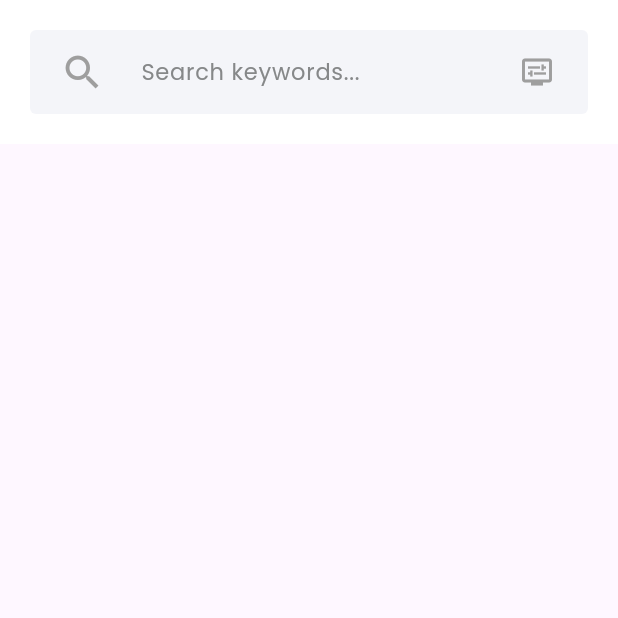
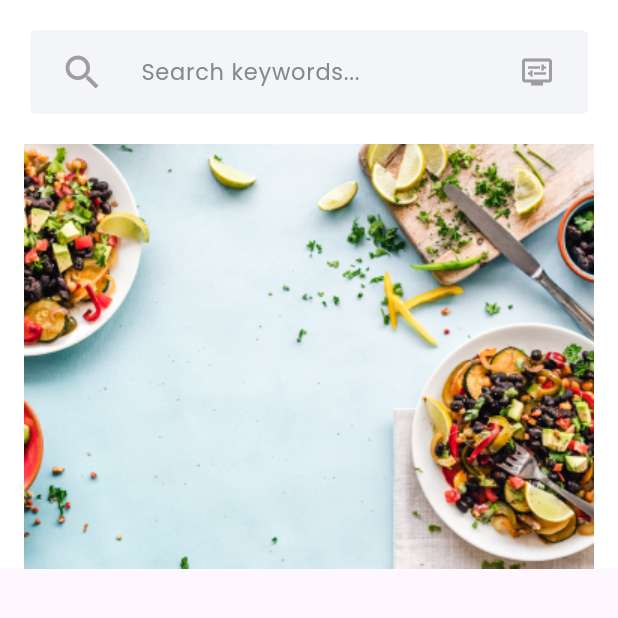
Before and after one commit to Alireza-Seif/Grocery-App, a Flutter app: the screen it shows after launch, on a phone screen of 412 x 824 dp, the top half of it. Run offline on Flutter 3.47's test engine with Material 3 defaults, Android fonts, the phone set to English and light mode, and no system bars; our stand-ins replace flutter_svg.

Commit message:
feat: Starting to make a slider banner and changing the address type of Images

```diff
--- /dev/null
+++ b/lib/constants/image_strings.dart
@@ -0,0 +1,19 @@
+// This class contains all the App Images in String formats.
+class MyImages{
+
+// Auth
+static String auth1 = 'assets/images/auth/auth1.png';
+static String auth2 = 'assets/images/auth/auth2.png';
+static String auth3 = 'assets/images/auth/auth3.png';
+
+// Splash
+static String bigCart = 'assets/images/splash/bigCart.png';
+
+static String splash1 = 'assets/images/splash/splash1.png';
+static String splash2 = 'assets/images/splash/splash2.png';
+static String splash3 = 'assets/images/splash/splash3.png';
+static String splash4 = 'assets/images/splash/splash4.png';
+
+// Banners
+static String promoBanner1 = 'assets/images/banners/promo_banner_1.png';
+}
--- a/lib/main.dart
+++ b/lib/main.dart
@@ -2,6 +2,9 @@ import 'package:flutter/material.dart';
 
 
 import 'screens/home_page.dart';
+
+
+
 
 
 
--- a/lib/screens/auth/auth_login.dart
+++ b/lib/screens/auth/auth_login.dart
@@ -4,6 +4,7 @@ import 'package:grocery/components/text_field/password_text_field.dart';
 import 'package:grocery/screens/auth/auth_sign_up.dart';
 
 import '../../components/buttons/elevated_button.dart';
+import '../../constants/image_strings.dart';
 import '../../constants/langs/app_strings.dart';
 import '../../constants/themes/app_theme.dart';
 import '../../constants/themes/colors/app_colors.dart';
@@ -27,9 +28,9 @@ class LoginScreen extends StatelessWidget {
       ),
       child: Scaffold(
         body: Container(
-          decoration: const BoxDecoration(
+          decoration:  BoxDecoration(
             image: DecorationImage(
-              image: AssetImage('assets/images/auth/auth2.png'),
+              image: AssetImage(MyImages.auth2),
               fit: BoxFit.cover,
             ),
           ),
--- a/lib/screens/auth/auth_sign_up.dart
+++ b/lib/screens/auth/auth_sign_up.dart
@@ -10,6 +10,7 @@ import 'package:grocery/widgets/auth_widgets/app_bar.dart';
 import 'package:grocery/widgets/auth_widgets/back_button.dart';
 
 import '../../components/buttons/elevated_button.dart';
+import '../../constants/image_strings.dart';
 import '../../constants/themes/app_theme.dart';
 import '../home_page.dart';
 
@@ -27,9 +28,9 @@ class SignUpScreen extends StatelessWidget {
       ),
       child: Scaffold(
         body: Container(
-          decoration: const BoxDecoration(
+          decoration:  BoxDecoration(
             image: DecorationImage(
-              image: AssetImage('assets/images/auth/auth3.png'),
+              image: AssetImage(MyImages.auth3),
               fit: BoxFit.cover,
             ),
           ),
--- a/lib/screens/auth/auth_wdlcome.dart
+++ b/lib/screens/auth/auth_wdlcome.dart
@@ -4,6 +4,7 @@ import 'package:grocery/widgets/auth_widgets/app_bar.dart';
 
 import '../../components/buttons/auth_button.dart';
 import '../../components/buttons/google_button.dart';
+import '../../constants/image_strings.dart';
 import '../../constants/langs/app_strings.dart';
 import '../../constants/themes/app_theme.dart';
 import '../../constants/themes/colors/app_colors.dart';
@@ -24,9 +25,9 @@ class WelcomeScreen extends StatelessWidget {
       ),
       child: Scaffold(
         body: Container(
-          decoration: const BoxDecoration(
+          decoration:  BoxDecoration(
             image: DecorationImage(
-              image: AssetImage('assets/images/auth/auth1.png'),
+              image: AssetImage(MyImages.auth1),
               fit: BoxFit.cover,
             ),
           ),
--- a/lib/screens/home_page.dart
+++ b/lib/screens/home_page.dart
@@ -1,4 +1,5 @@
 import 'package:flutter/material.dart';
+import 'package:grocery/constants/image_strings.dart';
 
 import '../widgets/home_widgets/search_bar.dart';
 
@@ -17,10 +18,15 @@ class _HomPageState extends State<HomPage> {
         child: SingleChildScrollView(
             child: Container(
           color: Colors.white,
-          child: const Center(
+          child: Center(
             child: Column(
               children: [
-                MySearchBar(),
+                const MySearchBar(),
+                Container(
+                  decoration:
+                      BoxDecoration(borderRadius: BorderRadius.circular(20)),
+                  child: Image(image: AssetImage(MyImages.promoBanner1)),
+                )
               ],
             ),
           ),
--- a/lib/screens/splash/splash_3.dart
+++ b/lib/screens/splash/splash_3.dart
@@ -1,6 +1,7 @@
 import 'package:flutter/material.dart';
 import 'package:grocery/screens/auth/auth_wdlcome.dart';
 import '../../components/buttons/elevated_button.dart';
+import '../../constants/image_strings.dart';
 import '../../constants/langs/app_strings.dart';
 import '../../constants/themes/app_theme.dart';
 import '../../widgets/auth_widgets/row_indicator.dart';
@@ -22,9 +23,9 @@ class _SplashScreen3State extends State<SplashScreen3> {
       body: SafeArea(
         child: Container(
           padding: const EdgeInsets.fromLTRB(0, 59, 0, 0),
-          decoration: const BoxDecoration(
+          decoration:  BoxDecoration(
             image: DecorationImage(
-                image: AssetImage('assets/images/splash/splash3.png'),
+                image: AssetImage(MyImages.splash3),
                 fit: BoxFit.cover),
           ),
           child:  Center(
--- a/lib/screens/splash/splash_4.dart
+++ b/lib/screens/splash/splash_4.dart
@@ -1,6 +1,7 @@
 import 'package:flutter/material.dart';
 
 import '../../components/buttons/elevated_button.dart';
+import '../../constants/image_strings.dart';
 import '../../constants/langs/app_strings.dart';
 import '../../constants/themes/app_theme.dart';
 import '../../widgets/auth_widgets/row_indicator.dart';
@@ -22,9 +23,9 @@ class _SplashScreen4State extends State<SplashScreen4> {
       body: SafeArea(
         child: Container(
           padding: const EdgeInsets.fromLTRB(0, 59, 0, 0),
-          decoration: const BoxDecoration(
+          decoration:  BoxDecoration(
             image: DecorationImage(
-                image: AssetImage('assets/images/splash/splash4.png'),
+                image: AssetImage(MyImages.splash4),
                 fit: BoxFit.cover),
           ),
           child: Center(
--- a/pubspec.yaml
+++ b/pubspec.yaml
@@ -37,6 +37,7 @@ dependencies:
   cupertino_icons: ^1.0.2
   flutter_launcher_icons: ^0.13.1
   flutter_svg: ^2.0.9
+  carousel_slider: ^4.2.1
 
 dev_dependencies:
   flutter_test:
@@ -68,10 +69,11 @@ flutter:
 
   # To add assets to your application, add an assets section, like this:
   assets:
+    - assets/icons/
     - assets/images/
+    - assets/images/auth/
     - assets/images/splash/
-    - assets/images/auth/
-    - assets/icons/
+    - assets/images/banners/
 
   # An image asset can refer to one or more resolution-specific "variants", see
   # https://flutter.dev/assets-and-images/#resolution-aware
```
Also changed, not shown: lib/screens/splash/splash_1.dart (+5 -4 lines), lib/screens/splash/splash_2.dart (+4 -3 lines), assets/images/banners/promo_banner_1.png (added), assets/images/splash/bigCart.png (renamed from assets/images/bigCart1.png), pubspec.lock.
